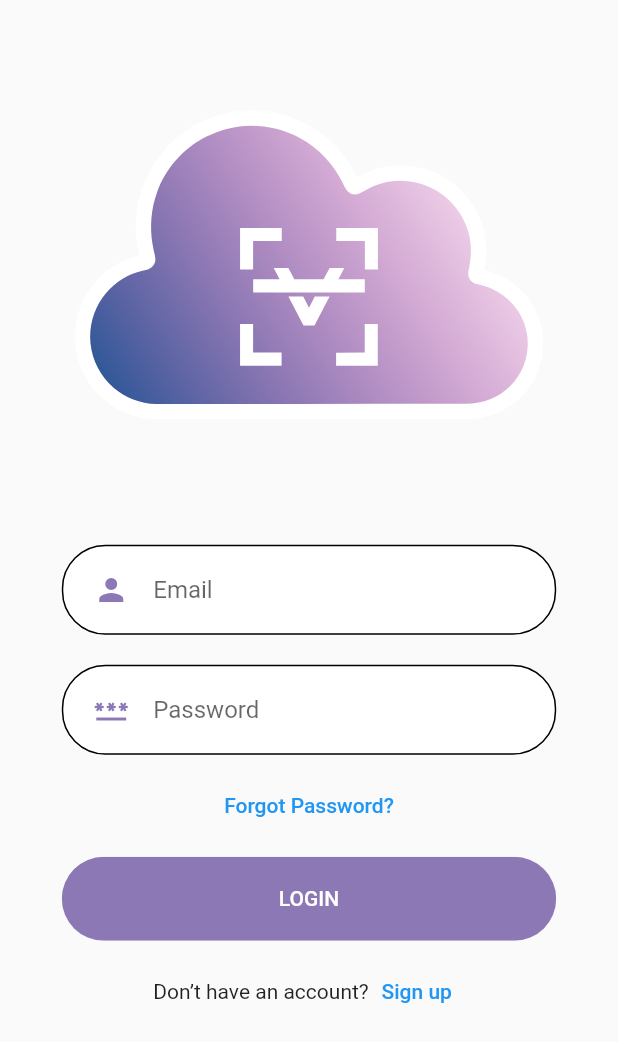
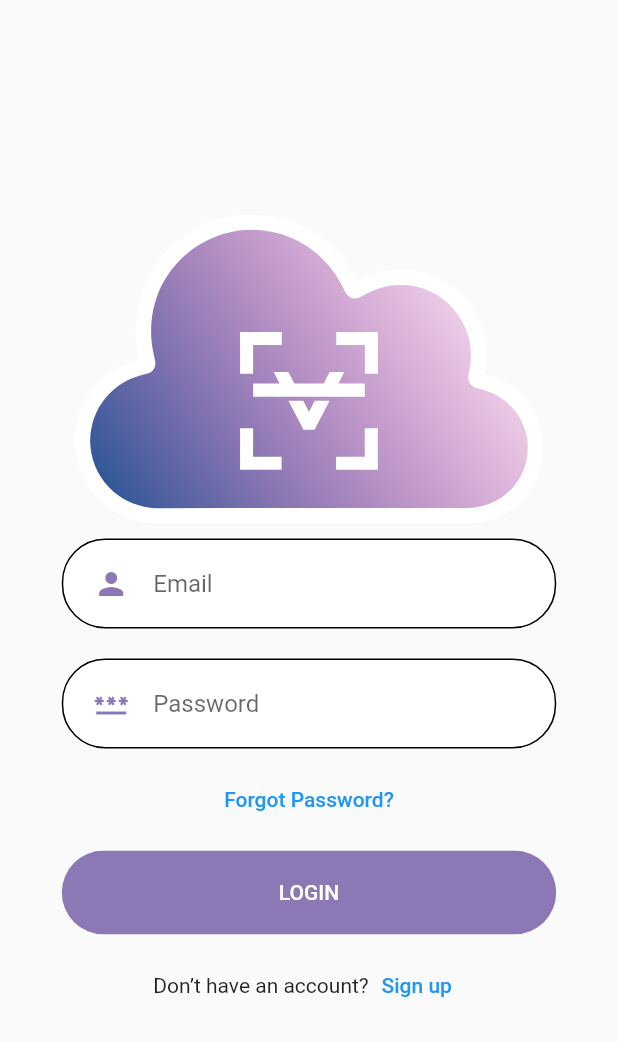
Before and after one commit to vocascan/vocascan-mobile, a Flutter app: the screen it shows after launch, on a phone screen of 412 x 824 dp. Shown: the top 1042 px of the screen. Run offline on Flutter 3.47's test engine with Material 2 defaults, Android fonts, the phone set to English and light mode, and no system bars; our stand-ins replace flutter_svg.

Commit message:
SingleChildScrollView added

```diff
--- a/lib/pages/auth/login_page.dart
+++ b/lib/pages/auth/login_page.dart
@@ -19,13 +19,16 @@ class _LoginPageSate extends State<LoginPage> {
 
     return Scaffold(
       body: Center(
-        child: Column(children: <Widget>[
-          Flexible(flex: 12,
-            fit: FlexFit.tight,
-            child:  SvgPicture.asset(
-            "assets/images/logos/cloud.svg",
-            height: size.height * 0.25,
-          ),),
+        child: Column(mainAxisAlignment: MainAxisAlignment.center,
+            children: <Widget>[
+          SingleChildScrollView(
+            child: Flexible(flex: 12,
+              fit: FlexFit.tight,
+              child:  SvgPicture.asset(
+                "assets/images/logos/cloud.svg",
+                height: size.height * 0.25,
+              ),),
+          ),
           Flexible(flex:4,
             child:  RoundedInputField(
             hintText: 'Email',
```
